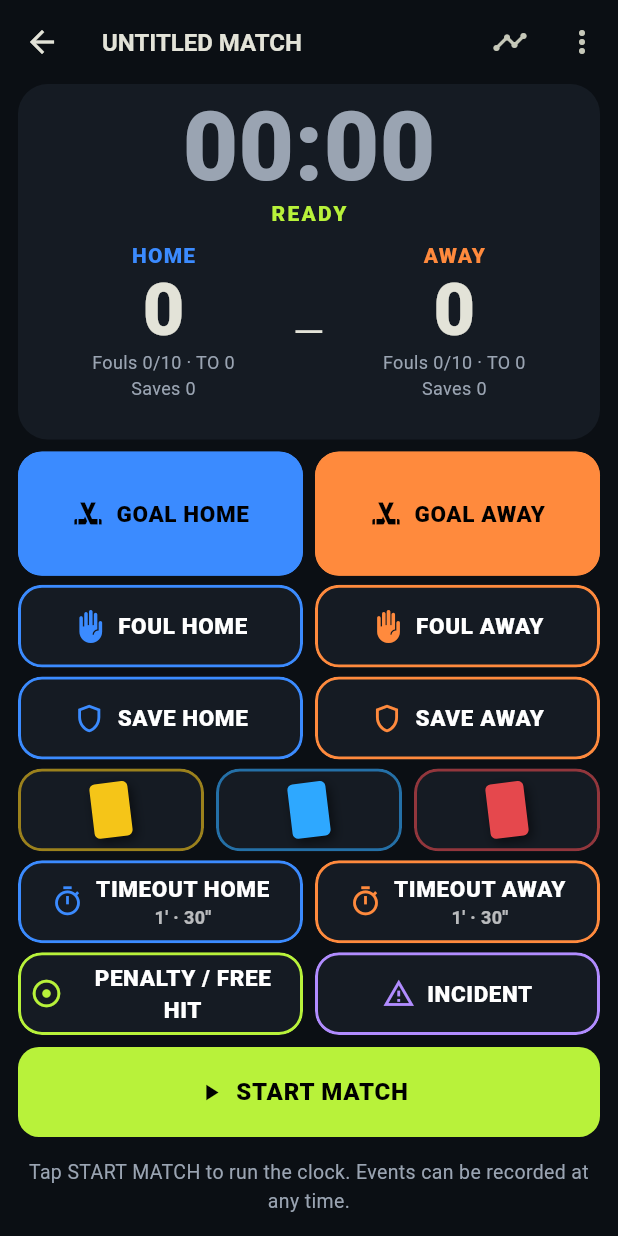
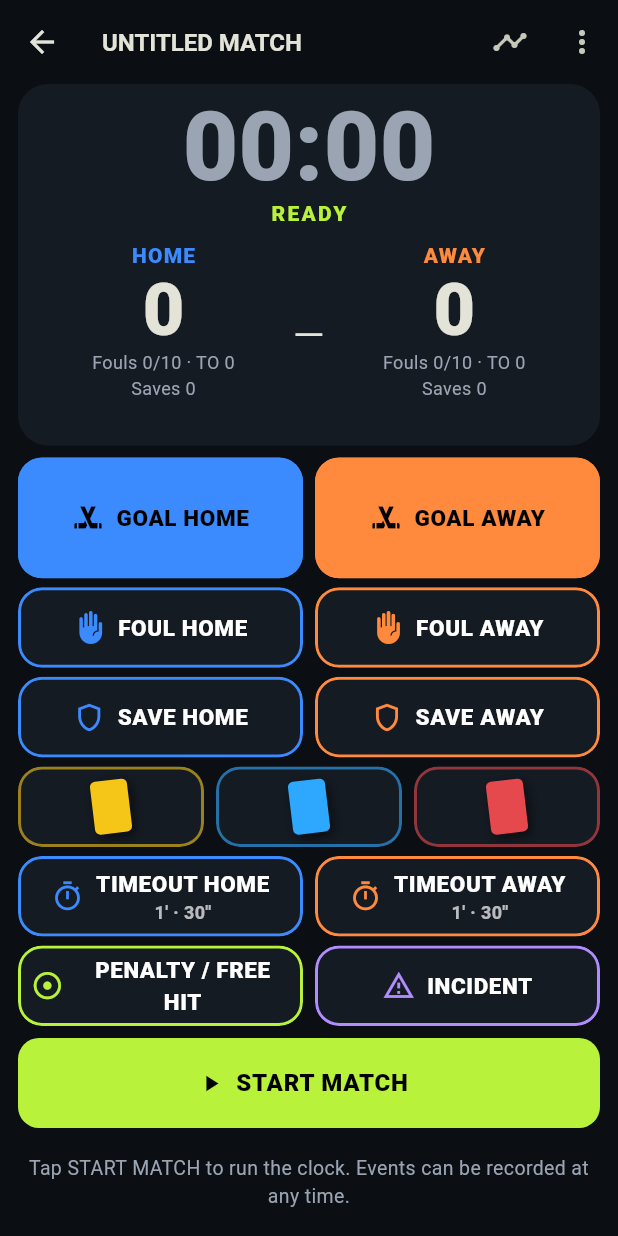
Before and after one commit to 20polozz/pistak_hockey, a Flutter app: the screen it shows after launch, after a tap on "START", after a tap on "NEW MATCH", on a phone screen of 412 x 824 dp. Run offline on Flutter 3.47's test engine with Material 3 defaults, Android fonts, the phone set to English and light mode, and no system bars; our stand-ins replace audioplayers, connectivity_plus, drift, drift_flutter, file_picker, flutter_riverpod and 7 more; missing offline and left inert: cryptography, dart:js_interop, record; accounts and stored records are empty; generated files the repository leaves out were written again.

Commit message:
fix: stable match layout (cards, pause, exclusions never move the buttons); 1.0.6
Co-Authored-By: Claude Opus 5.5 <noreply@anthropic.com>
Claude-Session: https://claude.ai/code/session_01EbCHwf32ZD21dvpnfbxhwx

```diff
--- a/lib/ui/screens/match_screen.dart
+++ b/lib/ui/screens/match_screen.dart
@@ -404,7 +404,7 @@ class _MatchScreenState extends ConsumerState<MatchScreen> {
         );
 
     const gap = 6.0;
-    const minRow = 50.0;
+    const minRow = 48.0;
     return LayoutBuilder(builder: (context, c) {
       final needed = rows.length * minRow + (rows.length - 1) * gap;
       if (c.maxHeight >= needed) {
@@ -423,7 +423,7 @@ class _MatchScreenState extends ConsumerState<MatchScreen> {
         children: [
           for (var i = 0; i < rows.length; i++) ...[
             if (i > 0) const SizedBox(height: gap),
-            SizedBox(height: 64, child: row(rows[i].$2)),
+            SizedBox(height: 52, child: row(rows[i].$2)),
           ],
         ],
       );
@@ -577,18 +577,23 @@ class _MatchScreenState extends ConsumerState<MatchScreen> {
   Widget _lastEventBar(AppLocalizations l, MatchView v) {
     final last = v.state.lastEvent;
     if (last == null) {
-      return Padding(
-        padding: const EdgeInsets.symmetric(vertical: 6),
+      return SizedBox(
+        height: 56,
+        child: Center(
           child: Text(l.tapStartHint,
               textAlign: TextAlign.center,
               style:
                   const TextStyle(color: PistakColors.textMuted, fontSize: 13)),
+        ),
       );
     }
     final (color, icon) = eventVisual(last);
     final needsTeam = last.type == EventTypes.card && last.team == null;
     final team = last.team;
-    final bar = Container(
+    // One-tap card without team: the team buttons go inside the same bar
+    // (never an extra row: the button grid must not move).
+    return Container(
+      height: 56,
       padding: const EdgeInsets.fromLTRB(12, 4, 4, 4),
       decoration: BoxDecoration(
         color: PistakColors.surfaceHigh,
@@ -600,13 +605,33 @@ class _MatchScreenState extends ConsumerState<MatchScreen> {
           const SizedBox(width: 8),
           Expanded(
             child: Text(
-              '${formatMatchTime(last.matchTime)}  ${eventLabel(l, last)}'
+              needsTeam
+                  ? '${formatMatchTime(last.matchTime)}  ${eventLabel(l, last)} · ${l.assignTeam}'
+                  : '${formatMatchTime(last.matchTime)}  ${eventLabel(l, last)}'
                       '${team != null ? ' · ${teamName(l, v.info, team)}' : ''}',
-              maxLines: 1,
+              maxLines: needsTeam ? 2 : 1,
               overflow: TextOverflow.ellipsis,
-              style: const TextStyle(fontWeight: FontWeight.w600),
-            ),
-          ),
+              style: TextStyle(
+                  fontWeight: FontWeight.w600, fontSize: needsTeam ? 13 : 14),
+            ),
+          ),
+          if (needsTeam) ...[
+            _MiniTeamButton(
+              label: teamName(l, v.info, TeamSide.home).toUpperCase(),
+              color: PistakColors.home,
+              onTap: () => _run((c) => c.setTeam(last, TeamSide.home)),
+            ),
+            _MiniTeamButton(
+              label: teamName(l, v.info, TeamSide.away).toUpperCase(),
+              color: PistakColors.away,
+              onTap: () => _run((c) => c.setTeam(last, TeamSide.away)),
+            ),
+            IconButton(
+              tooltip: l.undo,
+              onPressed: () => _undo(l),
+              icon: const Icon(Icons.undo, color: PistakColors.accent),
+            ),
+          ] else
             TextButton.icon(
               onPressed: () => _undo(l),
               icon: const Icon(Icons.undo),
@@ -614,34 +639,6 @@ class _MatchScreenState extends ConsumerState<MatchScreen> {
             ),
         ],
       ),
-    );
-    if (!needsTeam) return bar;
-    // One-tap card: optional team assignment right below, never blocking.
-    return Column(
-      mainAxisSize: MainAxisSize.min,
-      children: [
-        Row(
-          children: [
-            Expanded(
-              child: Text(l.assignTeam,
-                  style: const TextStyle(
-                      fontSize: 13, color: PistakColors.textMuted)),
-            ),
-            _MiniTeamButton(
-              label: teamName(l, v.info, TeamSide.home).toUpperCase(),
-              color: PistakColors.home,
-              onTap: () => _run((c) => c.setTeam(last, TeamSide.home)),
-            ),
-            _MiniTeamButton(
-              label: teamName(l, v.info, TeamSide.away).toUpperCase(),
-              color: PistakColors.away,
-              onTap: () => _run((c) => c.setTeam(last, TeamSide.away)),
-            ),
-          ],
-        ),
-        const SizedBox(height: 4),
-        bar,
-      ],
     );
   }
 
@@ -1057,11 +1054,16 @@ class _Scoreboard extends StatelessWidget {
               child: Row(
                 mainAxisSize: MainAxisSize.min,
                 children: [
-                  if (s.phase == MatchPhase.paused)
-                    const Padding(
-                      padding: EdgeInsets.only(right: 8),
-                      child: Icon(Icons.pause_circle_filled,
+                  // The pause icon's slot is always there (invisible while
+                  // running) and mirrored on the right: pausing never
+                  // rescales the clock nor moves the rest of the screen.
+                  Padding(
+                    padding: const EdgeInsets.only(right: 8),
+                    child: Opacity(
+                      opacity: s.phase == MatchPhase.paused ? 1 : 0,
+                      child: const Icon(Icons.pause_circle_filled,
                           color: PistakColors.warning, size: 32),
+                    ),
                   ),
                   Text(
                     formatMatchTime(s.matchTimeAt(now)),
@@ -1078,6 +1080,7 @@ class _Scoreboard extends StatelessWidget {
                               : PistakColors.textMuted,
                     ),
                   ),
+                  const SizedBox(width: 40),
                 ],
               ),
             );
@@ -1153,16 +1156,21 @@ class _TeamScore extends StatelessWidget {
           interval: const Duration(milliseconds: 500),
           builder: (context, now) {
             final active = s.activeExclusionsAt(now, team: side);
-            if (active.isEmpty) return const SizedBox(height: 16);
-            return Wrap(
-              alignment: WrapAlignment.center,
-              spacing: 4,
+            // Fixed height: a blue card never makes the scoreboard (and so
+            // the button grid) jump.
+            if (active.isEmpty) return const SizedBox(height: 20);
+            return SizedBox(
+              height: 20,
+              child: FittedBox(
+                fit: BoxFit.scaleDown,
+                child: Row(
+                  mainAxisSize: MainAxisSize.min,
                   children: [
                     for (final (_, left) in active)
                       Container(
-                    margin: const EdgeInsets.only(top: 2),
-                    padding:
-                        const EdgeInsets.symmetric(horizontal: 6, vertical: 1),
+                        margin: const EdgeInsets.symmetric(horizontal: 2),
+                        padding: const EdgeInsets.symmetric(
+                            horizontal: 6, vertical: 1),
                         decoration: BoxDecoration(
                           color: PistakColors.blueCard.withValues(alpha: 0.2),
                           borderRadius: BorderRadius.circular(6),
@@ -1180,6 +1188,8 @@ class _TeamScore extends StatelessWidget {
                         ]),
                       ),
                   ],
+                ),
+              ),
             );
           },
         ),
@@ -1670,7 +1680,13 @@ class _MiniTeamButton extends StatelessWidget {
             side: BorderSide(color: color),
           ),
           onPressed: onTap,
-          child: Text(label, style: const TextStyle(fontSize: 12)),
-        ),
-      );
-}
+          child: ConstrainedBox(
+            constraints: const BoxConstraints(maxWidth: 84),
+            child: Text(label,
+                maxLines: 1,
+                overflow: TextOverflow.ellipsis,
+                style: const TextStyle(fontSize: 12)),
+          ),
+        ),
+      );
+}
--- a/pubspec.yaml
+++ b/pubspec.yaml
@@ -1,7 +1,7 @@
 name: pistak
 description: "PISTAK — Matchday made simple. Live match tracking for roller hockey."
 publish_to: 'none'
-version: 1.0.5+6
+version: 1.0.6+7
 
 environment:
   sdk: ^3.6.0
```
Also changed, not shown: 1 other file. Lines whose indentation alone changed are shown as unchanged.
